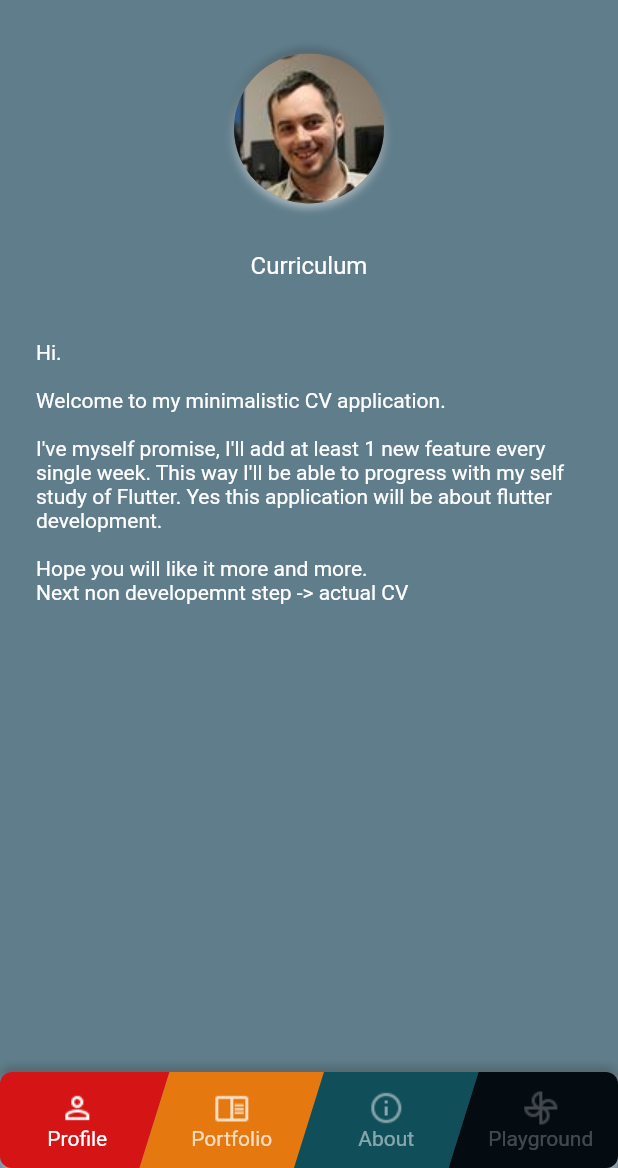
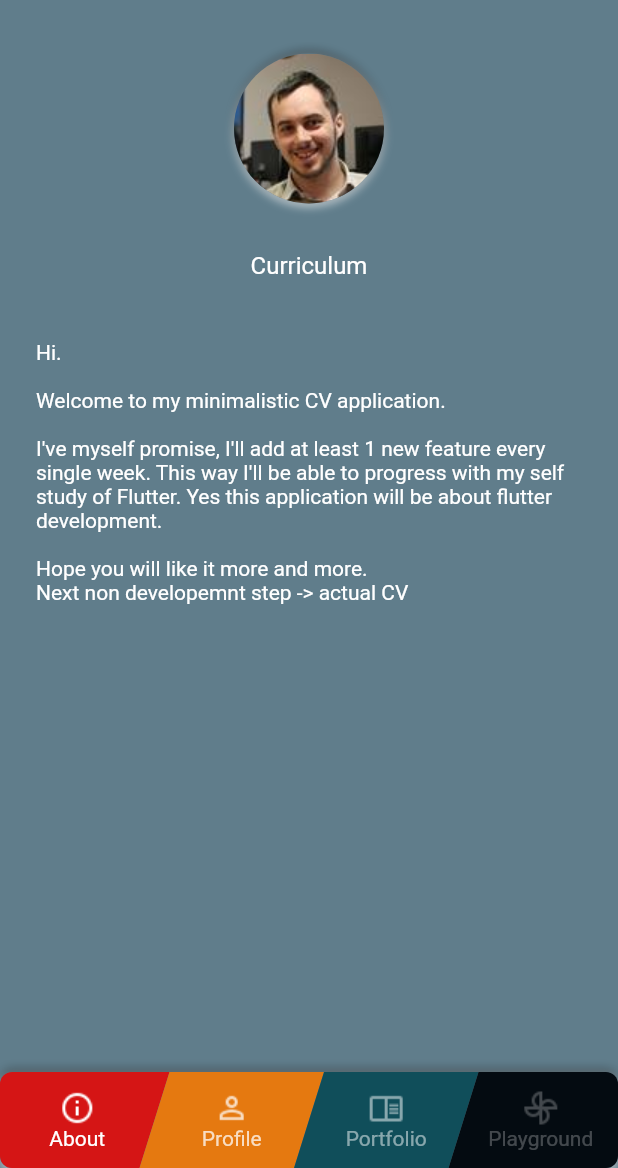
Before and after one commit to MikeGreat/cv, a Flutter app: the screen it shows after launch, on a phone screen of 412 x 824 dp, the part 68-1236 px from its top. Run offline on Flutter 3.47's test engine with Material 2 defaults, Android fonts, the light colour scheme and no system bars; drawn by our look-alikes of flutter_neumorphic; our stand-ins replace firebase_analytics, firebase_crashlytics, google_fonts, transparent_image; accounts and stored records are empty; Roboto replaces fonts that are missing (Magra); statements that could not run were skipped.

Commit message:
Day 4 - Bottom navigation handling (WIP)

```diff
--- /dev/null
+++ b/lib/ui/page/about.dart
@@ -0,0 +1,54 @@
+import 'package:flutter/material.dart';
+import 'package:flutter_neumorphic/flutter_neumorphic.dart';
+import 'package:transparent_image/transparent_image.dart';
+
+class AboutPage extends StatelessWidget {
+  @override
+  Widget build(BuildContext context) {
+    return ListView(
+      children: [
+        Padding(
+          padding: const EdgeInsets.all(8.0),
+          child: Container(
+            width: 100,
+            height: 100,
+            child: Neumorphic(
+              boxShape: NeumorphicBoxShape.circle(),
+              style: NeumorphicStyle(
+                  shape: NeumorphicShape.flat,
+                  color: Theme.of(context).backgroundColor,
+                  lightSource: LightSource.bottom,
+                  depth: 4.0),
+              child: FadeInImage(
+                image: AssetImage('assets/images/profil.jpeg'),
+                placeholder: MemoryImage(kTransparentImage),
+                fadeInDuration: Duration(milliseconds: 300),
+              ),
+            ),
+          ),
+        ),
+        SizedBox(
+          height: 24,
+        ),
+        Text('Curriculum',
+            textAlign: TextAlign.center,
+            style: TextStyle(fontSize: 16.0)),
+        SizedBox(
+          height: 16,
+        ),
+        Padding(
+          padding: const EdgeInsets.all(24.0),
+          child: Text('''Hi.
+
+Welcome to my minimalistic CV application.
+
+I've myself promise, I'll add at least 1 new feature every single week. This way I'll be able to progress with my self study of Flutter. Yes this application will be about flutter development.
+
+Hope you will like it more and more.
+Next non developemnt step -> actual CV
+                        '''),
+        )
+      ],
+    );
+  }
+}
--- a/lib/ui/page/landing.dart
+++ b/lib/ui/page/landing.dart
@@ -1,4 +1,8 @@
 import 'package:cv/consts/hero.dart';
+import 'package:cv/ui/page/about.dart';
+import 'package:cv/ui/page/playground.dart';
+import 'package:cv/ui/page/portfolio.dart';
+import 'package:cv/ui/page/profile.dart';
 import 'package:cv/ui/widget/colorful_bottom_navigation.dart';
 import 'package:cv/ui/widget/text_logo.dart';
 import 'package:flutter/material.dart';
@@ -6,6 +10,24 @@ import 'package:flutter_neumorphic/flutter_neumorphic.dart';
 import 'package:transparent_image/transparent_image.dart';
 
 class LandingPage extends StatelessWidget {
+
+  PageController pageViewController = PageController();
+
+  void onAboutClick() {
+    pageViewController.animateToPage(0, duration: Duration(seconds: 1), curve: Curves.easeInOut);
+  }
+
+  void onProfileClick() {
+    pageViewController.animateToPage(1, duration: Duration(seconds: 1), curve: Curves.easeInOut);
+  }
+
+  void onPortfolioClick() {
+    pageViewController.animateToPage(2, duration: Duration(seconds: 1), curve: Curves.easeInOut);
+  }
+
+  void onPlaygroundClick() {
+    pageViewController.animateToPage(3, duration: Duration(seconds: 1), curve: Curves.easeInOut);
+  }
 
   @override
   Widget build(BuildContext context) {
@@ -19,10 +41,29 @@ class LandingPage extends StatelessWidget {
         boxShape: NeumorphicBoxShape.roundRect(),
         child: ColorfulBottomNavigation(
           children: [
-            ColorfulBottomNavigationItem(image: AssetImage('assets/images/ic_account_outline_white.png'), text: 'Profile', color: Color(0xFFD51515)),
-            ColorfulBottomNavigationItem(image: AssetImage('assets/images/ic_book_open_outline_white.png'), text: 'Portfolio', color: Color(0xFFE57910)),
-            ColorfulBottomNavigationItem(image: AssetImage('assets/images/ic_information_outline_white.png'), text: 'About', color: Color(0xFF104E5A)),
-            ColorfulBottomNavigationItem(image: AssetImage('assets/images/ic_pinwheel_outline_white.png'), text: 'Playground', color: Color(0xFF040B11)),
+            ColorfulBottomNavigationItem(
+                image: AssetImage(
+                    'assets/images/ic_information_outline_white.png'),
+                text: 'About',
+                color: Color(0xFFD51515),
+                onTap: onAboutClick),
+            ColorfulBottomNavigationItem(
+                image: AssetImage('assets/images/ic_account_outline_white.png'),
+                text: 'Profile',
+                color: Color(0xFFE57910),
+                onTap: onProfileClick),
+            ColorfulBottomNavigationItem(
+                image:
+                    AssetImage('assets/images/ic_book_open_outline_white.png'),
+                text: 'Portfolio',
+                color: Color(0xFF104E5A),
+                onTap: onPortfolioClick),
+            ColorfulBottomNavigationItem(
+                image:
+                    AssetImage('assets/images/ic_pinwheel_outline_white.png'),
+                text: 'Playground',
+                color: Color(0xFF040B11),
+                onTap: onPlaygroundClick),
           ],
         ),
       ),
@@ -44,54 +85,15 @@ class LandingPage extends StatelessWidget {
                   height: 16,
                 ),
                 Expanded(
-                  child: ListView(
-                    children: [
-                      Padding(
-                        padding: const EdgeInsets.all(8.0),
-                        child: Container(
-                          width: 100,
-                          height: 100,
-                          child: Neumorphic(
-                            boxShape: NeumorphicBoxShape.circle(),
-                            style: NeumorphicStyle(
-                                shape: NeumorphicShape.flat,
-                                color: Theme.of(context).backgroundColor,
-                                lightSource: LightSource.bottom,
-                                depth: 4.0),
-                            child: FadeInImage(
-                              image: AssetImage('assets/images/profil.jpeg'),
-                              placeholder: MemoryImage(kTransparentImage),
-                              fadeInDuration: Duration(milliseconds: 300),
-                            ),
-                          ),
-                        ),
-                      ),
-                      SizedBox(
-                        height: 24,
-                      ),
-                      Text('Curriculum',
-                          textAlign: TextAlign.center,
-                          style: TextStyle(
-                            fontSize: 16.0
-                          )),
-                      SizedBox(
-                        height: 16,
-                      ),
-                      Padding(
-                        padding: const EdgeInsets.all(24.0),
-                        child: Text('''Hi.
-
-Welcome to my minimalistic CV application.
-
-I've myself promise, I'll add at least 1 new feature every single week. This way I'll be able to progress with my self study of Flutter. Yes this application will be about flutter development.
-
-Hope you will like it more and more.
-Next non developemnt step -> actual CV
-                        '''),
-                      )
-                    ],
-                  ),
-                ),
+                    child: PageView(
+                      controller: pageViewController,
+                  children: <Widget>[
+                    AboutPage(),
+                    ProfilePage(),
+                    PortfolioPage(),
+                    PlaygroundPage()
+                  ],
+                )),
               ]),
         ),
       ])),
--- a/lib/ui/widget/colorful_bottom_navigation.dart
+++ b/lib/ui/widget/colorful_bottom_navigation.dart
@@ -11,8 +11,9 @@ class ColorfulBottomNavigationItem {
   final ImageProvider image;
   final String text;
   final Color color;
+  final VoidCallback onTap;
 
-  ColorfulBottomNavigationItem({this.image, this.text, this.color});
+  ColorfulBottomNavigationItem({this.image, this.text, this.color, this.onTap});
 
   @override
   bool operator ==(Object other) =>
@@ -84,6 +85,7 @@ class _ColorfulBottomNavigationState extends State<ColorfulBottomNavigation>
                                 widget.children.length,
                             curve: Curves.easeInOut);
                       });
+                      entry.value.onTap();
                     },
                     child: Padding(
                       padding: const EdgeInsets.all(12.0),
```
Also changed, not shown: lib/ui/page/playground.dart (added, +10 -0 lines), lib/ui/page/portfolio.dart (added, +10 -0 lines), lib/ui/page/profile.dart (added, +9 -0 lines).
